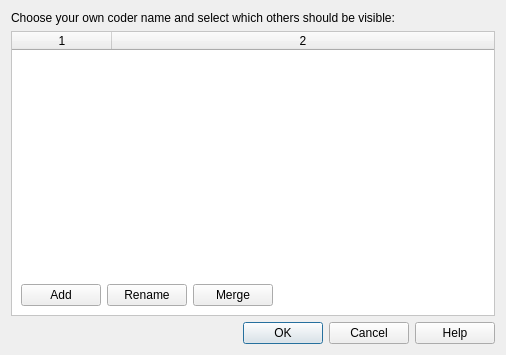
The window that src/GUI_UIs/ui_dialog_coder_names.ui (ccbogel/QualCoder) describes before a commit, drawn with Qt 5.
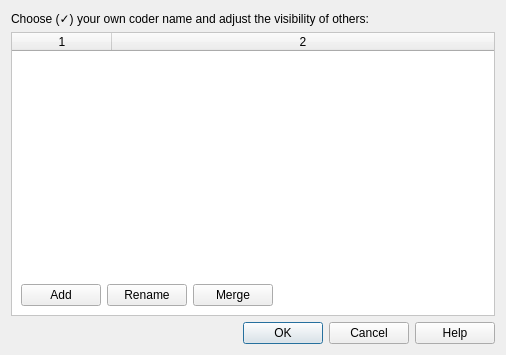
The same window after the commit.

Commit message: Coder names UI finished

What changed in the file:
```diff
--- a/src/GUI_UIs/ui_dialog_coder_names.ui
+++ b/src/GUI_UIs/ui_dialog_coder_names.ui
@@ -17,7 +17,7 @@
    <item>
     <widget class="QLabel" name="label_2">
      <property name="text">
-      <string>Choose your own coder name and select which others should be visible:</string>
+      <string>Choose (✓) your own coder name and adjust the visibility of others:</string>
      </property>
      <property name="wordWrap">
       <bool>true</bool>
```
The commit also changes 3 other files.
